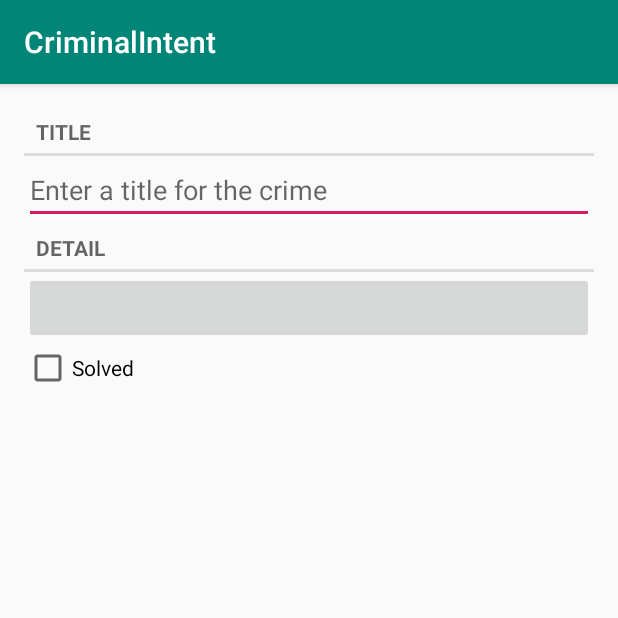
After one commit to saronic/CrimeIntent, an Android app: the CrimeActivity screen opened directly, with no data from a screen before it, on a phone screen of 412 x 824 dp, the top half of it. The commit adds this screen. Run offline under Robolectric (Android 15) with nearby library versions, the phone set to English and light mode, and no system bars; 3 statements that could not run were skipped.

Commit message:
after chapter 11

```diff
--- a/app/src/main/AndroidManifest.xml
+++ b/app/src/main/AndroidManifest.xml
@@ -15,7 +15,7 @@
                 <category android:name="android.intent.category.LAUNCHER" />
             </intent-filter>
         </activity>
-        <activity android:name=".MainActivity">
+        <activity android:name=".CrimeActivity">
 
         </activity>
     </application>
--- /dev/null
+++ b/app/src/main/java/fei/li/criminalintent/CrimeActivity.java
@@ -0,0 +1,25 @@
+package fei.li.criminalintent;
+
+import android.content.Context;
+import android.content.Intent;
+import android.support.v4.app.Fragment;
+import android.support.v7.app.AppCompatActivity;
+import android.os.Bundle;
+
+import java.util.UUID;
+
+public class CrimeActivity extends SingleFragmentActivity {
+
+    public static final String EXTRA_CRIME_ID = "com.bignerd.criminalintent.crime_id";
+
+    @Override
+    protected Fragment createFragment() {
+        return CrimeFragment.newInstance((UUID) getIntent().getSerializableExtra(EXTRA_CRIME_ID));
+    }
+
+    public static Intent newIntent(Context context, UUID crimeId) {
+        Intent intent = new Intent(context, CrimeActivity.class);
+        intent.putExtra(EXTRA_CRIME_ID, crimeId);
+        return intent;
+    }
+}
--- a/app/src/main/java/fei/li/criminalintent/CrimeFragment.java
+++ b/app/src/main/java/fei/li/criminalintent/CrimeFragment.java
@@ -16,17 +16,30 @@ import android.widget.CompoundButton;
 import android.widget.EditText;
 
 import java.util.List;
+import java.util.UUID;
 
 public class CrimeFragment extends Fragment {
+    private static final String ARG_CRIME_ID = "crime_id";
     private Crime mCrime;
     private EditText mTitleField;
     private Button mDateButton;
     private CheckBox mSolvedCheckbox;
 
+    public static CrimeFragment newInstance(UUID crimeId) {
+        Bundle args = new Bundle();
+        args.putSerializable(ARG_CRIME_ID, crimeId);
+        CrimeFragment fragment =  new CrimeFragment();
+        fragment.setArguments(args);
+
+        return fragment;
+    }
+
     @Override
     public void onCreate(@Nullable Bundle savedInstanceState) {
         super.onCreate(savedInstanceState);
-        mCrime = new Crime();
+        UUID crimeId = (UUID) getArguments().getSerializable(ARG_CRIME_ID);
+
+        mCrime = CrimeLab.getLab(getContext()).getCrime(crimeId);
     }
 
     @Nullable
@@ -34,6 +47,7 @@ public class CrimeFragment extends Fragment {
     public View onCreateView(@NonNull LayoutInflater inflater, @Nullable ViewGroup container, @Nullable Bundle savedInstanceState) {
         View v = inflater.inflate(R.layout.fragment_crime, container, false);
         mTitleField = v.findViewById(R.id.crime_title);
+        mTitleField.setText(mCrime.getTitle());
         mTitleField.addTextChangedListener(new TextWatcher() {
             @Override
             public void beforeTextChanged(CharSequence s, int start, int count, int after) {
@@ -55,6 +69,7 @@ public class CrimeFragment extends Fragment {
         mDateButton.setEnabled(false);
 
         mSolvedCheckbox = v.findViewById(R.id.crime_solved);
+        mSolvedCheckbox.setChecked(mCrime.isSolved());
         mSolvedCheckbox.setOnCheckedChangeListener(new CompoundButton.OnCheckedChangeListener() {
             @Override
             public void onCheckedChanged(CompoundButton buttonView, boolean isChecked) {
--- a/app/src/main/java/fei/li/criminalintent/CrimeListActivity.java
+++ b/app/src/main/java/fei/li/criminalintent/CrimeListActivity.java
@@ -1,10 +1,16 @@
 package fei.li.criminalintent;
 
+import android.content.Context;
+import android.content.Intent;
 import android.support.v4.app.Fragment;
 
+import java.util.UUID;
+
 public class CrimeListActivity extends SingleFragmentActivity {
+
     @Override
     protected Fragment createFragment() {
         return new CrimeListFragment();
     }
+
 }
--- a/app/src/main/res/values/strings.xml
+++ b/app/src/main/res/values/strings.xml
@@ -1,3 +1,5 @@
 <resources>
     <string name="app_name">CriminalIntent</string>
+    <string name="solved">solved</string>
+    <string name="crime_title">Crime Title</string>
 </resources>
```
Also changed, not shown: app/src/main/java/fei/li/criminalintent/CrimeListFragment.java (+23 -10 lines), app/src/main/java/fei/li/criminalintent/MainActivity.java (deleted, +0 -15 lines), app/src/main/res/layout/list_item_crime.xml (+39 -9 lines), app/src/main/res/drawable/ic_solved.png (added).
